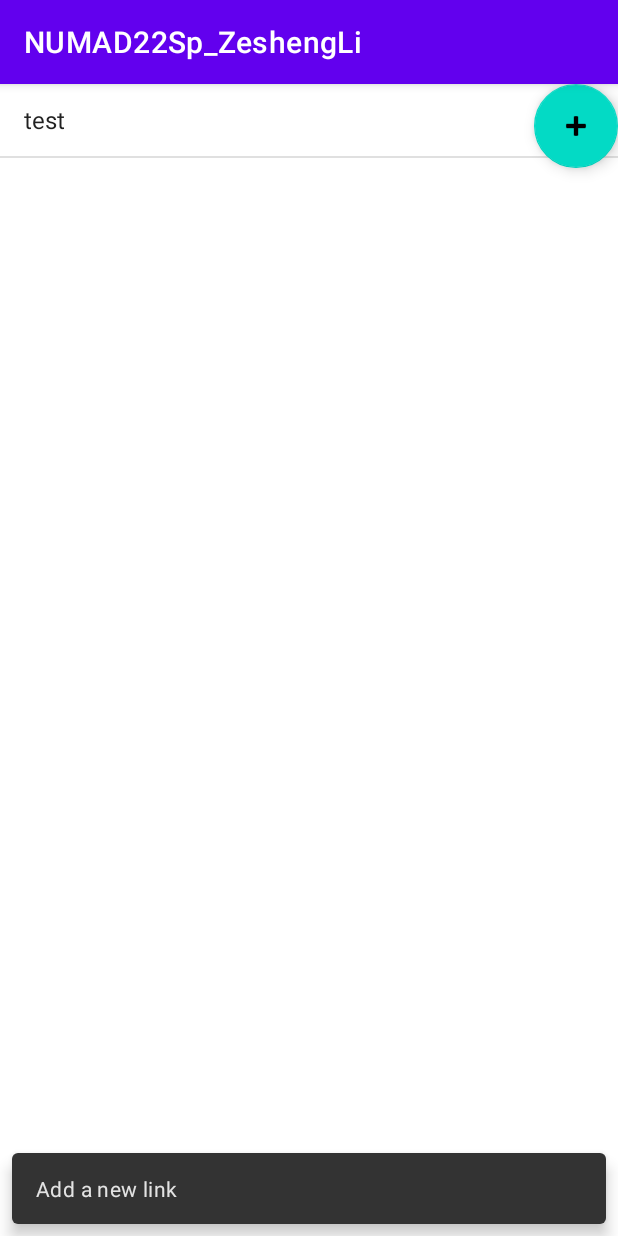
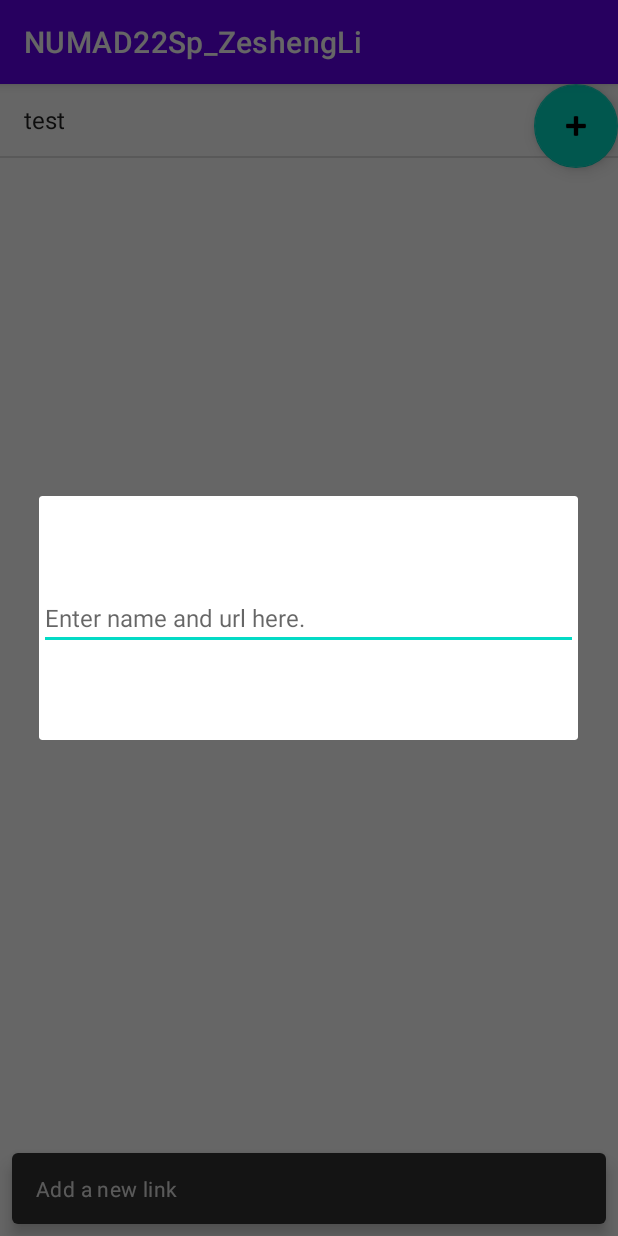
Before and after one commit to ZeitLee/CS5520_sp22, an Android app: the LinkControllerActivity screen opened directly, with no data from a screen before it, after a tap on an icon or button, on a phone screen of 412 x 824 dp. Run offline under Robolectric (Android 15) with nearby library versions, the phone set to English and light mode, and no system bars.

Commit message:
Assignment4 button can open a new window

```diff
--- a/app/src/main/java/edu/neu/madcourse/numad22sp_zeshengli/LinkControllerActivity.java
+++ b/app/src/main/java/edu/neu/madcourse/numad22sp_zeshengli/LinkControllerActivity.java
@@ -1,8 +1,11 @@
 package edu.neu.madcourse.numad22sp_zeshengli;
 
+import androidx.appcompat.app.AlertDialog;
 import androidx.appcompat.app.AppCompatActivity;
 
 import android.os.Bundle;
+import android.text.Layout;
+import android.view.LayoutInflater;
 import android.view.View;
 import android.widget.ArrayAdapter;
 import android.widget.ListView;
@@ -37,10 +40,24 @@ public class LinkControllerActivity extends AppCompatActivity {
         addLink.setOnClickListener(new View.OnClickListener() {
             @Override
             public void onClick(View view) {
+                showEditTextDialogue();
+
                 Snackbar.make(view, "Add a new link", Snackbar.LENGTH_LONG)
                         .setAction("Action", null).show();
             }
         });
+    }
+
+    private void showEditTextDialogue() {
+        AlertDialog.Builder builder = new AlertDialog.Builder(this);
+        AlertDialog dialogue;
+        final View popupView = getLayoutInflater().inflate(R.layout.input_url, null);
+
+        builder.setView(popupView);
+        dialogue = builder.create();
+        dialogue.show();
+
+
 
 
     }
--- a/app/src/main/res/layout/activity_link_controller.xml
+++ b/app/src/main/res/layout/activity_link_controller.xml
@@ -5,6 +5,7 @@
     android:layout_width="match_parent"
     android:layout_height="match_parent"
     tools:context=".LinkControllerActivity">
+
 
     <com.google.android.material.floatingactionbutton.FloatingActionButton
         android:id="@+id/addLinkButton"
--- /dev/null
+++ b/app/src/main/res/layout/input_url.xml
@@ -0,0 +1,15 @@
+<?xml version="1.0" encoding="utf-8"?>
+<LinearLayout xmlns:android="http://schemas.android.com/apk/res/android"
+    android:layout_width="match_parent"
+    android:layout_height="match_parent">
+
+    <EditText
+        android:id="@+id/name"
+        android:layout_width="match_parent"
+        android:layout_height="wrap_content"
+        android:hint="Enter name and url here."
+        android:textSize="16sp"
+        android:layout_marginVertical="60dp"/>
+
+
+</LinearLayout>
```
